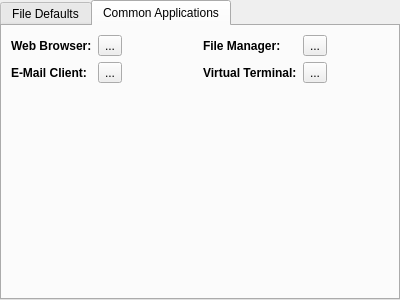
Above: src-qt5/core-utils/lumina-config/pages/page_defaultapps.ui from lumina-desktop/lumina before the change. Below: the same form after it.
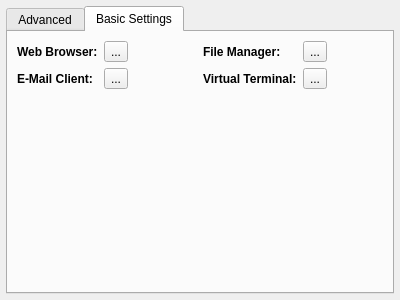
That is the form after the change. The open tabs and pages were chosen to show the change.

Commit message: Get the default apps page all converted over to the new UI.

```diff
--- a/src-qt5/core-utils/lumina-config/pages/page_defaultapps.ui
+++ b/src-qt5/core-utils/lumina-config/pages/page_defaultapps.ui
@@ -15,25 +15,28 @@
   </property>
   <layout class="QVBoxLayout" name="verticalLayout">
    <property name="leftMargin">
-    <number>0</number>
+    <number>6</number>
    </property>
    <property name="topMargin">
-    <number>0</number>
+    <number>6</number>
    </property>
    <property name="rightMargin">
-    <number>0</number>
+    <number>6</number>
    </property>
    <property name="bottomMargin">
-    <number>0</number>
+    <number>6</number>
    </property>
    <item>
     <widget class="QTabWidget" name="tabWidget_apps">
      <property name="currentIndex">
-      <number>0</number>
+      <number>1</number>
+     </property>
+     <property name="movable">
+      <bool>false</bool>
      </property>
      <widget class="QWidget" name="tab_defaults">
       <attribute name="title">
-       <string>File Defaults</string>
+       <string>Advanced</string>
       </attribute>
       <layout class="QVBoxLayout" name="verticalLayout_6">
        <property name="leftMargin">
@@ -162,7 +165,7 @@
      </widget>
      <widget class="QWidget" name="tab_2">
       <attribute name="title">
-       <string>Common Applications</string>
+       <string>Basic Settings</string>
       </attribute>
       <layout class="QVBoxLayout" name="verticalLayout_7">
        <item>
```
Left out of the diff: 2 changed lines with no effect on the pictures. The commit also changes 4 other files.
